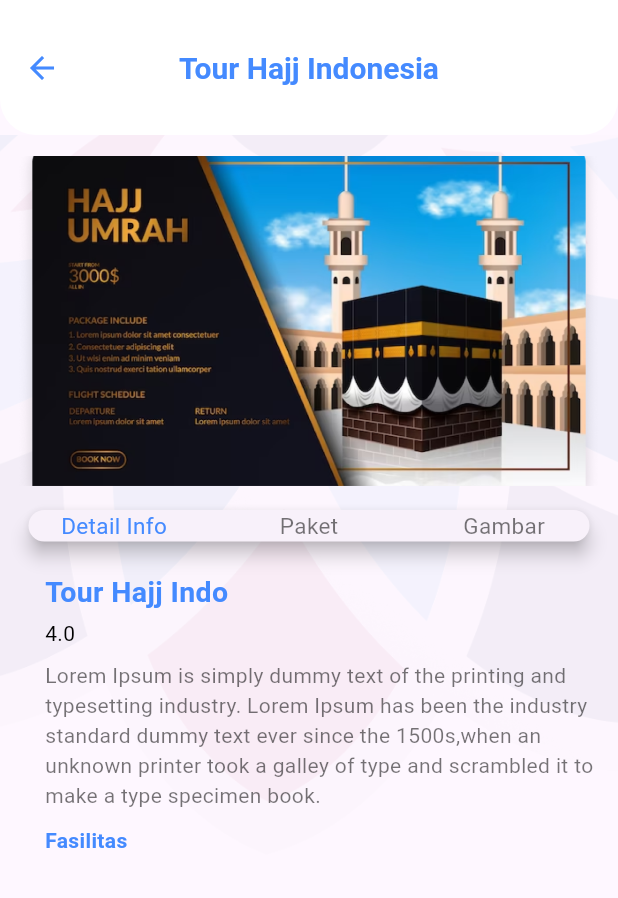
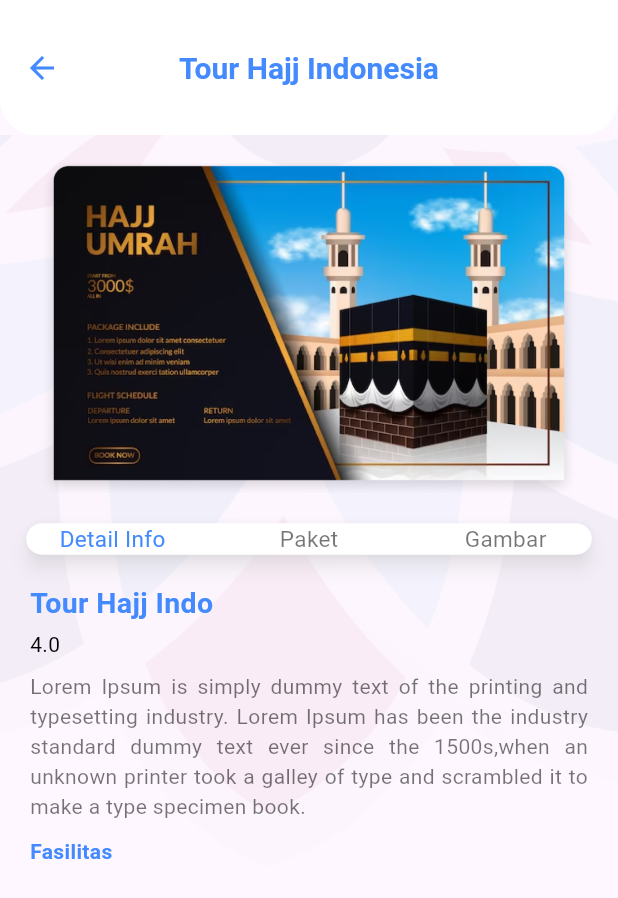
Before and after one commit to Psianturi/tour_travel, a Flutter app: the screen it shows after launch, after a tap on "Tour Hajj Indo", on a phone screen of 412 x 824 dp. Shown: the top 898 px of the screen. Run offline on Flutter 3.47's test engine with Material 2 defaults, Android fonts, the phone set to English and light mode, and no system bars; our stand-ins replace flutter_staggered_animations, getwidget.

Commit message:
update codes

```diff
--- a/lib/detail_tour_travel.dart
+++ b/lib/detail_tour_travel.dart
@@ -64,25 +64,28 @@ class _DetailTourTravelState extends State<DetailTourTravel> {
             child: Column(
               children: [
                 Align(
-                alignment: Alignment.topCenter, // Menengahkan elemen-elemen ke atas tengah
+                  alignment: Alignment.topCenter,
+                  // Menengahkan elemen-elemen ke atas tengah
                   child: Container(
                     margin: const EdgeInsets.only(top: 14),
-                  // padding: const EdgeInsets.all(10),
+                    padding: const EdgeInsets.all(4.4),
                     child: Image.asset(
                       'assets/hajjumrah.png',
-                    width: 390,
+                      width: 360,
                       height: 220,
                       fit: BoxFit.cover,
                     ),
                   ),
                 ),
-
                 Container(
                   width: double.infinity,
-                padding: const EdgeInsets.symmetric(horizontal: 15),
+                  padding: const EdgeInsets.symmetric(horizontal: 13.5),
+                  // Ubah ukuran
                   margin: const EdgeInsets.only(top: 12),
                   child: Card(
+                    color: Colors.white,
                     elevation: 5,
+                    shadowColor: Colors.white70,
                     child: Row(
                       children: [
                         Expanded(
@@ -145,13 +148,12 @@ class _DetailTourTravelState extends State<DetailTourTravel> {
                     ),
                   ),
                 ),
-
                 if (currentView == 'Detail Info')
                   Column(
                     crossAxisAlignment: CrossAxisAlignment.start,
                     children: [
                       Container(
-                      margin: const EdgeInsets.only(top: 16, left: 30),
+                        margin: const EdgeInsets.only(top: 15, left: 20),
                         child: const Text(
                           'Tour Hajj Indo',
                           style: TextStyle(
@@ -162,7 +164,7 @@ class _DetailTourTravelState extends State<DetailTourTravel> {
                         ),
                       ),
                       Container(
-                      margin: const EdgeInsets.only(top: 4, left: 30),
+                        margin: const EdgeInsets.only(top: 4, left: 20),
                         child: const Text(
                           '4.0',
                           style: TextStyle(
@@ -172,7 +174,7 @@ class _DetailTourTravelState extends State<DetailTourTravel> {
                         ),
                       ),
                       Container(
-                      margin: const EdgeInsets.only(top: 8, left: 30),
+                        margin: const EdgeInsets.only(top: 8, left: 20, right: 20),
                         child: const Text(
                           'Lorem Ipsum is simply dummy text of the printing and typesetting industry.'
                           ' Lorem Ipsum has been the industry standard dummy text ever since the 1500s,'
@@ -181,10 +183,11 @@ class _DetailTourTravelState extends State<DetailTourTravel> {
                             fontSize: 14,
                             color: Colors.black54,
                           ),
+                          textAlign: TextAlign.justify,
                         ),
                       ),
                       Container(
-                      margin: const EdgeInsets.only(top: 10, left: 30),
+                        margin: const EdgeInsets.only(top: 10, left: 20),
                         child: const Text(
                           'Fasilitas',
                           style: TextStyle(
@@ -200,33 +203,30 @@ class _DetailTourTravelState extends State<DetailTourTravel> {
                 if (currentView == 'Paket')
                   Column(
                     children: [
-                    SizedBox(height: 10),
+                      SizedBox(height: 15.5),
                       Image.asset(
                         'assets/umroh_iklan.png',
-                      width: 380, // Sesuaikan dengan ukuran yang Anda inginkan
-                      height: 220, // Sesuaikan dengan ukuran yang Anda inginkan,
+                        width: 345,
+                        height: 205,
                         fit: BoxFit.fitWidth,
                       ),
                       Container(
-                      margin: const EdgeInsets.only(top: 5), // Ubah jarak antara gambar pertama dan kedua sesuai kebutuhan
+                        // margin: const EdgeInsets.only(top: 5),
                         child: Image.asset(
                           'assets/umroh_iklan.png',
-                        width: 380, // Sesuaikan dengan ukuran yang Anda inginkan
-                        height: 220, // Sesuaikan dengan ukuran yang Anda inginkan
+                          width: 345,
+                          height: 205,
                           fit: BoxFit.fitWidth,
                         ),
                       ),
                       SizedBox(height: 40),
                     ],
                   ),
-
-
                 if (currentView == 'Gambar')
                   Text(
                     'Tampilkan Gambar di sini',
                     style: TextStyle(fontSize: 16),
                   ),
-
               ],
             ),
           ),
--- a/lib/main.dart
+++ b/lib/main.dart
@@ -116,21 +116,22 @@ class _MyHomePageState extends State<MyHomePage> {
                           height: 85,
                         ),
                         titleText: 'Tour Hajj Indo',
-                        subTitle: Row(
-                          children: [
-                            Text('${index + 1}'),
-                            Row(
-                              children: List.generate(5, (i) {
-                                return Icon(
-                                  i < (index + 1)
-                                      ? Icons.star
-                                      : Icons.star_border,
-                                  color: Colors.orangeAccent,
-                                );
-                              }),
-                            ),
-                          ],
-                        ),
+                        subTitle: const Text('Haji', style: TextStyle(color: Colors.lightBlueAccent),),
+                        // subTitle: Row(
+                        //   children: [
+                        //     Text('${index + 1}'),
+                        //     Row(
+                        //       children: List.generate(5, (i) {
+                        //         return Icon(
+                        //           i < (index + 1)
+                        //               ? Icons.star
+                        //               : Icons.star_border,
+                        //           color: Colors.orangeAccent,
+                        //         );
+                        //       }),
+                        //     ),
+                        //   ],
+                        // ),
                         description: const Text('Lorem Ipsum bla bla . .'),
                         icon: Image.asset(
                           'assets/map_ic.png', // Ganti dengan path ke gambar ikon favorit di asset Anda
```
Lines whose indentation alone changed are shown as unchanged.
